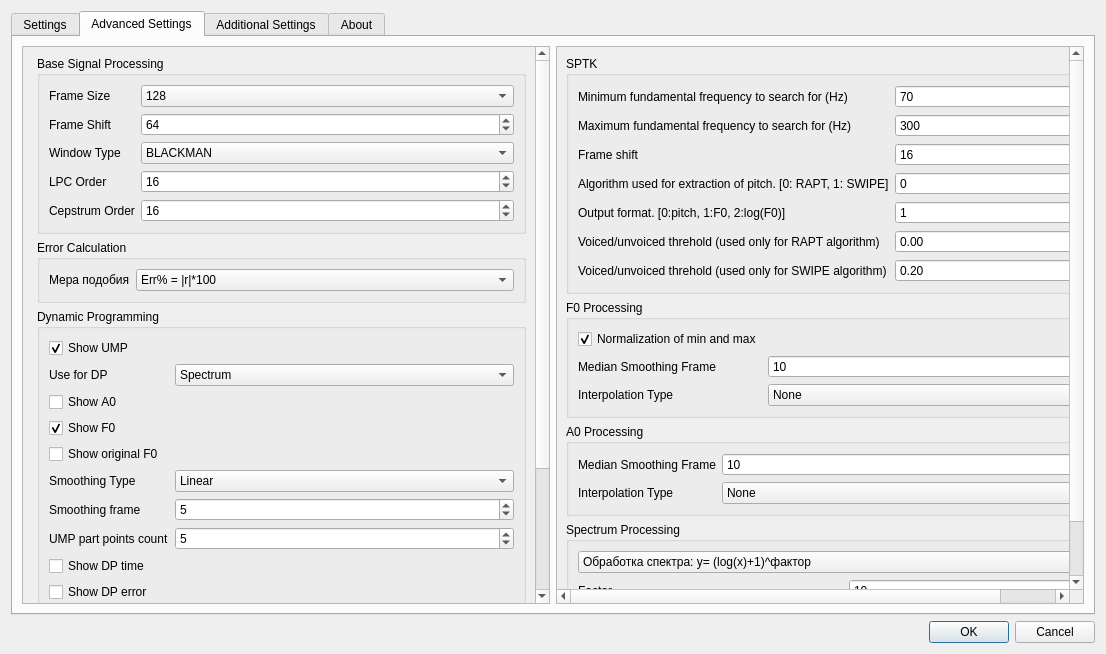
Old version of the form settingsdialog.ui in the repository zhitko/inton-trainer.
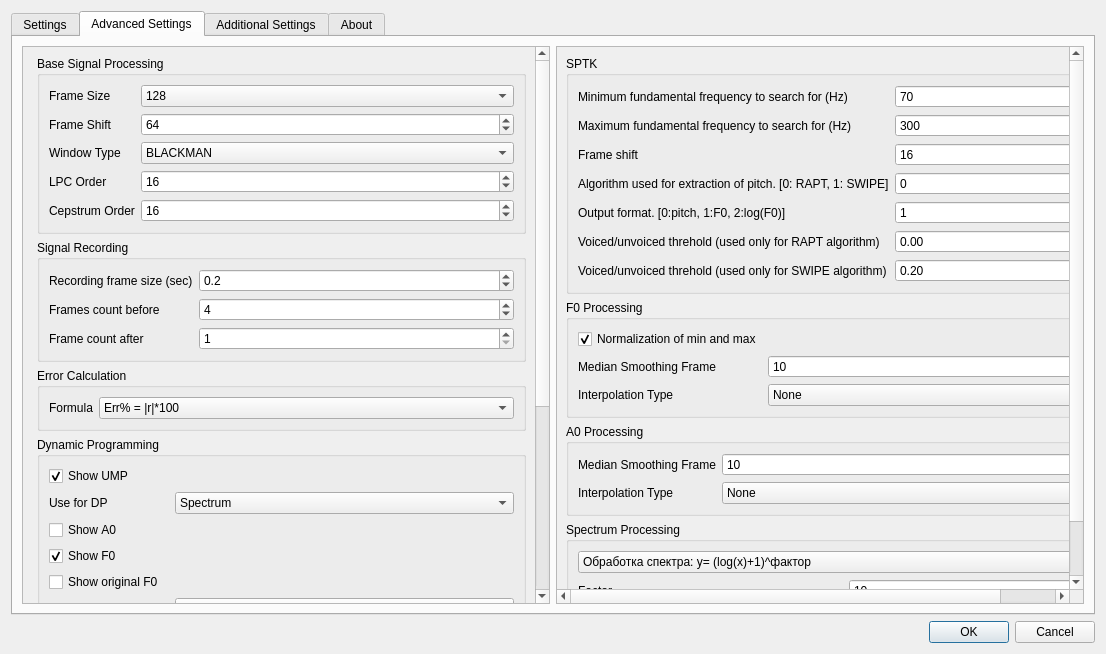
New version of the form. The open tabs and pages were chosen to show the change. Icons and pictures are not drawn.

Diff of the .ui file:
```diff
--- a/settingsdialog.ui
+++ b/settingsdialog.ui
@@ -169,7 +169,7 @@
             <x>0</x>
             <y>0</y>
             <width>510</width>
-            <height>653</height>
+            <height>764</height>
            </rect>
           </property>
           <layout class="QHBoxLayout" name="horizontalLayout_2">
@@ -367,6 +367,75 @@
                </layout>
               </widget>
              </item>
+             <item>
+              <widget class="QGroupBox" name="groupBox_4">
+               <property name="title">
+                <string>Signal Recording</string>
+               </property>
+               <layout class="QFormLayout" name="formLayout_5">
+                <item row="0" column="0">
+                 <widget class="QLabel" name="label_24">
+                  <property name="text">
+                   <string>Recording frame size (sec)</string>
+                  </property>
+                 </widget>
+                </item>
+                <item row="0" column="1">
+                 <widget class="QDoubleSpinBox" name="recordingFrameSeconds">
+                  <property name="decimals">
+                   <number>1</number>
+                  </property>
+                  <property name="minimum">
+                   <double>0.100000000000000</double>
+                  </property>
+                  <property name="maximum">
+                   <double>10.000000000000000</double>
+                  </property>
+                  <property name="singleStep">
+                   <double>0.100000000000000</double>
+                  </property>
+                  <property name="value">
+                   <double>0.200000000000000</double>
+                  </property>
+                 </widget>
+                </item>
+                <item row="1" column="0">
+                 <widget class="QLabel" name="label_26">
+                  <property name="text">
+                   <string>Frames count before</string>
+                  </property>
+                 </widget>
+                </item>
+                <item row="2" column="0">
+                 <widget class="QLabel" name="label_28">
+                  <property name="text">
+                   <string>Frame count after</string>
+                  </property>
+                 </widget>
+                </item>
+                <item row="1" column="1">
+                 <widget class="QSpinBox" name="recordingFrameBefore">
+                  <property name="minimum">
+                   <number>1</number>
+                  </property>
+                  <property name="value">
+                   <number>4</number>
+                  </property>
+                 </widget>
+                </item>
+                <item row="2" column="1">
+                 <widget class="QSpinBox" name="recordingFrameAfter">
+                  <property name="minimum">
+                   <number>1</number>
+                  </property>
+                  <property name="value">
+                   <number>1</number>
+                  </property>
+                 </widget>
+                </item>
+               </layout>
+              </widget>
+             </item>
              <item>
               <widget class="QGroupBox" name="groupBox_12">
                <property name="title">
@@ -376,7 +445,7 @@
                 <item row="0" column="0">
                  <widget class="QLabel" name="label_20">
                   <property name="text">
-                   <string>Мера подобия</string>
+                   <string>Formula</string>
                   </property>
                  </widget>
                 </item>
```
